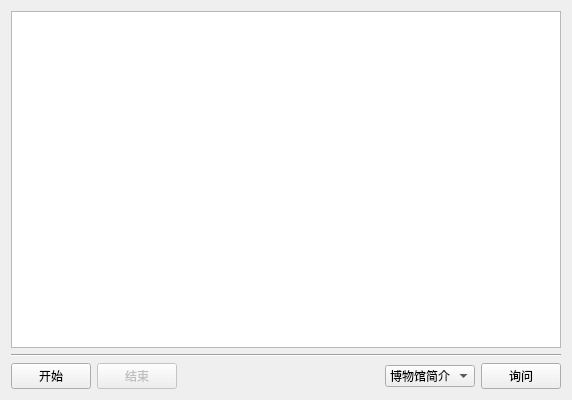
First picture: the form in RobotQ/robotq.ui, repository MuseumRobot/RobotQ, before the edit.
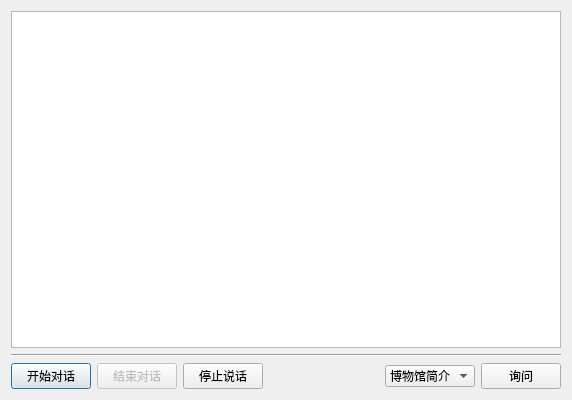
Second picture: the form after the edit. Icons and pictures are not drawn.

```diff
--- a/RobotQ/robotq.ui
+++ b/RobotQ/robotq.ui
@@ -1,7 +1,7 @@
 <?xml version="1.0" encoding="UTF-8"?>
 <ui version="4.0">
  <class>RobotQClass</class>
- <widget class="QMainWindow" name="RobotQClass">
+ <widget class="QDialog" name="RobotQClass">
   <property name="geometry">
    <rect>
     <x>0</x>
@@ -63,7 +63,6 @@
   <property name="autoFillBackground">
    <bool>true</bool>
   </property>
-  <widget class="QWidget" name="centralWidget">
    <layout class="QVBoxLayout" name="verticalLayout">
     <item>
      <widget class="QPlainTextEdit" name="textStatus"/>
@@ -80,7 +79,7 @@
       <item>
        <widget class="QPushButton" name="btnStart">
         <property name="text">
-         <string>开始</string>
+        <string>开始对话</string>
         </property>
        </widget>
       </item>
@@ -90,7 +89,14 @@
          <bool>false</bool>
         </property>
         <property name="text">
-         <string>结束</string>
+        <string>结束对话</string>
+       </property>
+      </widget>
+     </item>
+     <item>
+      <widget class="QPushButton" name="btnStopspeak">
+       <property name="text">
+        <string>停止说话</string>
         </property>
        </widget>
       </item>
@@ -131,7 +137,6 @@
      </layout>
     </item>
    </layout>
-  </widget>
  </widget>
  <layoutdefault spacing="6" margin="11"/>
  <resources>
```
Lines whose indentation alone changed are shown as unchanged.
